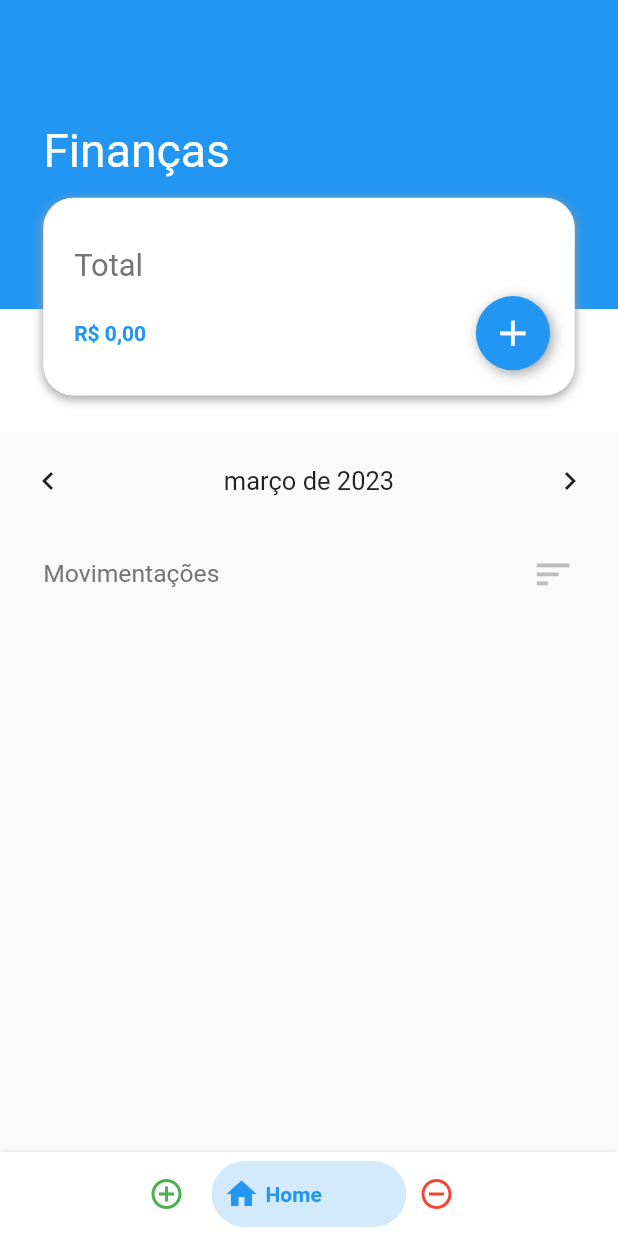
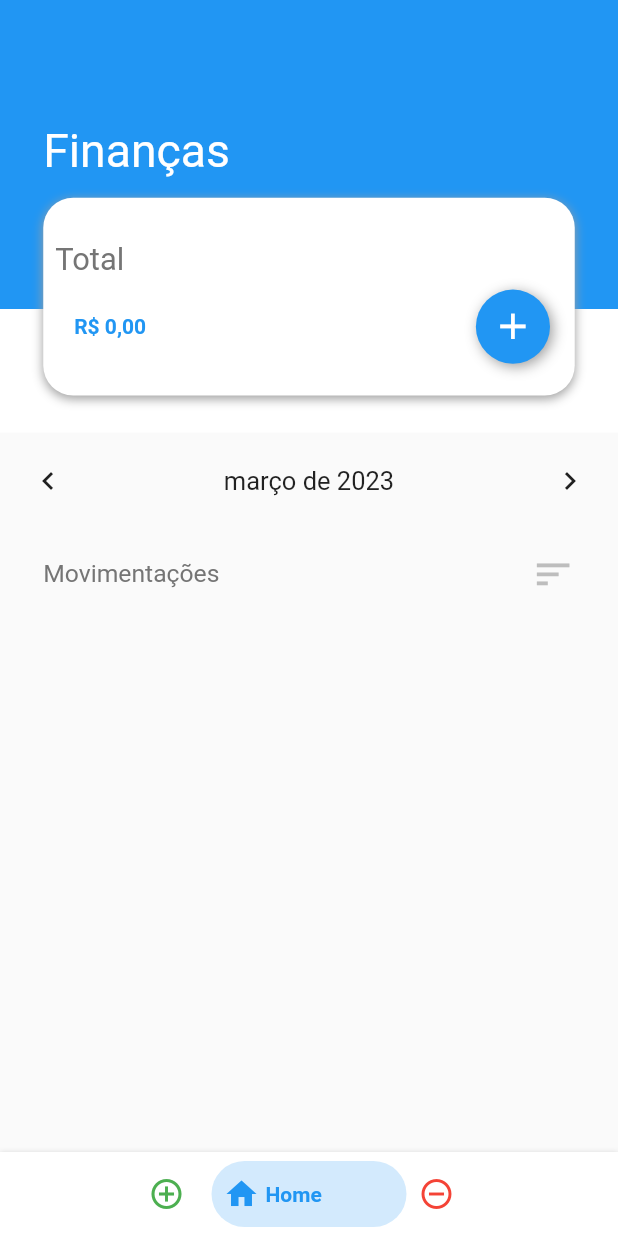
Before and after one commit to RToramaru/finance, a Flutter app: the screen it shows after launch, on a phone screen of 412 x 824 dp. Run offline on Flutter 3.47's test engine with Material 2 defaults, Android fonts, the phone set to English and light mode, and no system bars; drawn by our look-alikes of bottom_navy_bar, table_calendar; our stand-ins replace flutter_mobx, mobx, sqflite; accounts and stored records are empty; generated files the repository leaves out were written again.

Commit message:
correcao na proporcao

```diff
--- a/lib/view/fragments/home_fragments.dart
+++ b/lib/view/fragments/home_fragments.dart
@@ -59,11 +59,7 @@ class _HomeFragmentsState extends State<HomeFragments> {
                 mainAxisSize: MainAxisSize.min,
                 children: <Widget>[
                   Padding(
-                    padding: EdgeInsets.only(
-                      left: MediaQuery.of(context).size.width * 0.05,
-                      top: MediaQuery.of(context).size.width * 0.04,
-                      bottom: MediaQuery.of(context).size.width * 0.02,
-                    ),
+                    padding: const EdgeInsets.all(8),
                     child: Text(
                       "Total",
                       style: TextStyle(
```
